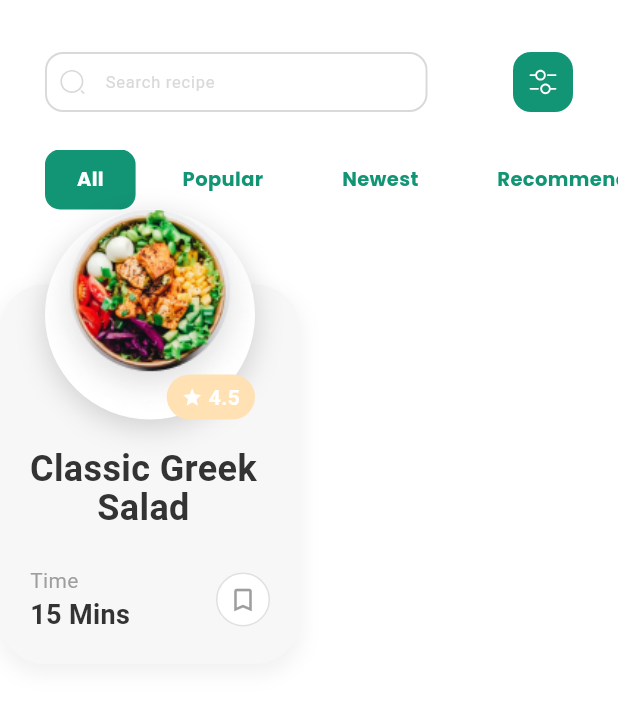
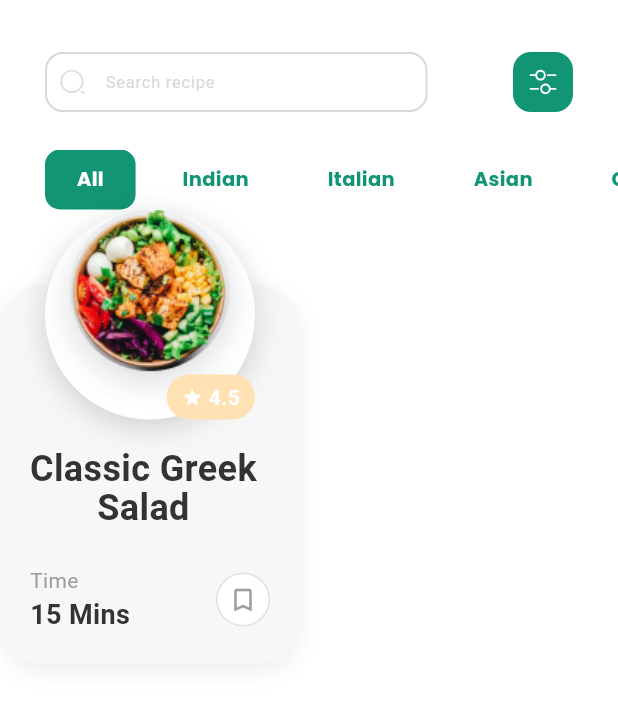
Before and after one commit to Dumitru-Bobeico/Laborator02_PAM, a Flutter app: the screen it shows after launch, on a phone screen of 412 x 824 dp, the part 104-829 px from its top. Run offline on Flutter 3.47's test engine with Material 3 defaults, Android fonts, the phone set to English and light mode, and no system bars; our stand-ins replace flutter_svg, google_fonts.

Commit message:
added strings to the filter bar in AppStrings

```diff
--- a/cooking_app/lib/pages/main_page.dart
+++ b/cooking_app/lib/pages/main_page.dart
@@ -1,3 +1,4 @@
+import 'package:cooking_app/resources/app_strings.dart';
 import 'package:cooking_app/widgets/recipe_card.dart';
 import 'package:cooking_app/widgets/recipe_filter_bar.dart';
 import 'package:cooking_app/widgets/searchbar_component.dart';
@@ -20,7 +21,18 @@ class MainPage extends StatelessWidget {
             SearchBarComponent(),
             SizedBox(height: 15),
             RecipeFilterBar(
-              categories: ['All', 'Popular', 'Newest', 'Recommended'],
+              categories: [
+                AppStrings.filterAll,
+                AppStrings.filterIndian,
+                AppStrings.filterItalian,
+                AppStrings.filterAsian,
+                AppStrings.filterChinese,
+                AppStrings.filterFruit,
+                AppStrings.filterVegetables,
+                AppStrings.filterProtein,
+                AppStrings.filterCereal,
+                AppStrings.filterLocalDishes,
+              ],
             ),
             RecipeCard(),
           ],
--- a/cooking_app/lib/resources/app_strings.dart
+++ b/cooking_app/lib/resources/app_strings.dart
@@ -1,15 +1,12 @@
 class AppStrings {
-  static const String login = "Login";
-  static const String signup = "Sign Up";
-  static const String email = "Email";
-  static const String password = "Password";
-
-  static const String errorGeneral = "Something went wrong. Please try again.";
-  static const String errorInvalidEmail = "Invalid email format";
-  static const String errorEmptyField = "This field cannot be empty";
-
-  static const String ok = "OK";
-  static const String cancel = "Cancel";
-  static const String settings = "Settings";
-  static const String profile = "Profile";
+  static const String filterAll = "All";
+  static const String filterIndian = "Indian";
+  static const String filterItalian = "Italian";
+  static const String filterAsian = "Asian";
+  static const String filterChinese = "Chinese";
+  static const String filterFruit = "Fruit";
+  static const String filterVegetables = "Vegetables";
+  static const String filterProtein = "Protein";
+  static const String filterCereal = "Cereal";
+  static const String filterLocalDishes = "Local Dishes";
 }
```
